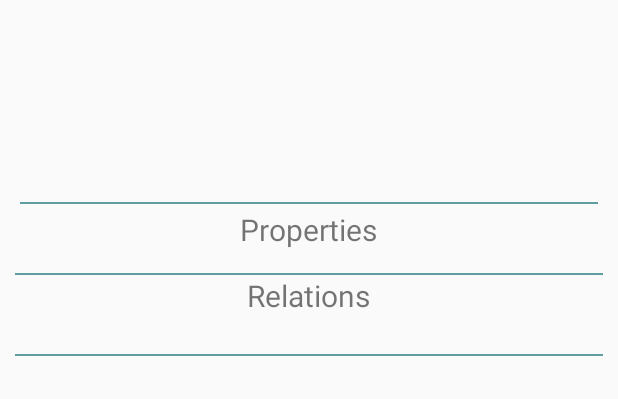
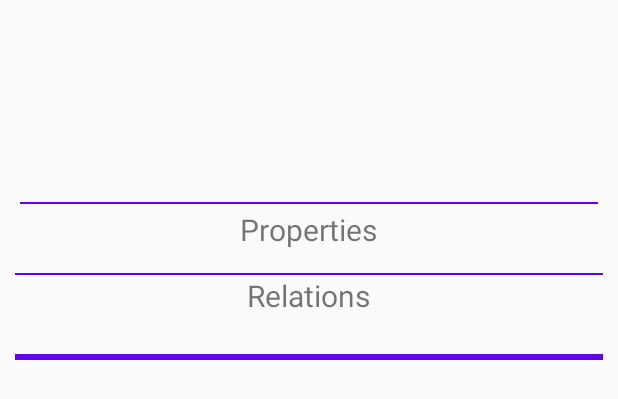
Before and after one commit to Promise-Z5Q2SQ/CovidInfo, an Android app: the layout knowledge_item.xml on its own in the app's theme, with its tools: preview values and no code run, on a phone screen of 412 x 824 dp. Shown: the top 399 px of the screen. Run offline under Robolectric (Android 15) with nearby library versions, the phone set to English and light mode, and no system bars; network calls fail.

Commit message:
图谱完成

```diff
--- a/app/src/main/res/layout/fragment_knowledge.xml
+++ b/app/src/main/res/layout/fragment_knowledge.xml
@@ -26,6 +26,8 @@
             android:id="@+id/recyclerView"
             android:layout_width="match_parent"
             android:layout_height="match_parent"
+            android:overScrollMode="never"
+            android:scrollbars="vertical"
     />
 
 </LinearLayout>
--- a/app/src/main/res/layout/knowledge_item.xml
+++ b/app/src/main/res/layout/knowledge_item.xml
@@ -29,7 +29,7 @@
                     android:layout_width="match_parent"
                     android:layout_height="wrap_content"
                     android:textStyle="bold"
-                    android:textSize="15sp"
+                    android:textSize="20sp"
                     android:textColor="#000000"/>
             <TextView
                     android:id="@+id/knowledge_info"
@@ -42,7 +42,7 @@
             android:layout_width="match_parent"
             android:layout_height="1dp"
             android:layout_margin="3dp"
-            android:background="#5f9ea0"/>
+            android:background="@color/colorPrimary"/>
     <TextView
             android:id="@+id/knowledge_properties"
             android:layout_width="wrap_content"
@@ -69,7 +69,7 @@
     <View
             android:layout_width="match_parent"
             android:layout_height="1dp"
-            android:background="#5f9ea0"
+            android:background="@color/colorPrimary"
             android:layout_marginTop="10dp"/>
     <TextView
             android:id="@+id/knowledge_relation"
@@ -95,7 +95,7 @@
 
     <View
             android:layout_width="match_parent"
-            android:layout_height="1dp"
+            android:layout_height="4dp"
             android:layout_marginTop="20dp"
-            android:background="#5f9ea0"/>
+            android:background="@color/colorPrimary"/>
 </LinearLayout>
--- a/app/src/main/res/layout/relation_item.xml
+++ b/app/src/main/res/layout/relation_item.xml
@@ -13,7 +13,8 @@
         android:stateListAnimator="@drawable/anim_item_news"
         app:cardCornerRadius="2dp"
         app:cardElevation="2dp"
-        app:contentPadding="8dp">
+        app:contentPadding="8dp"
+        android:id="@+id/card_view">
 
     <LinearLayout
             android:layout_width="match_parent"
```
Also changed, not shown: app/src/main/java/com/java/zhushuqi/ui/Scholar/ScholarFragment.java (added, +21 -0 lines), app/src/main/java/com/java/zhushuqi/ui/knowledge/KnowledgeFragment.java (+62 -15 lines).
